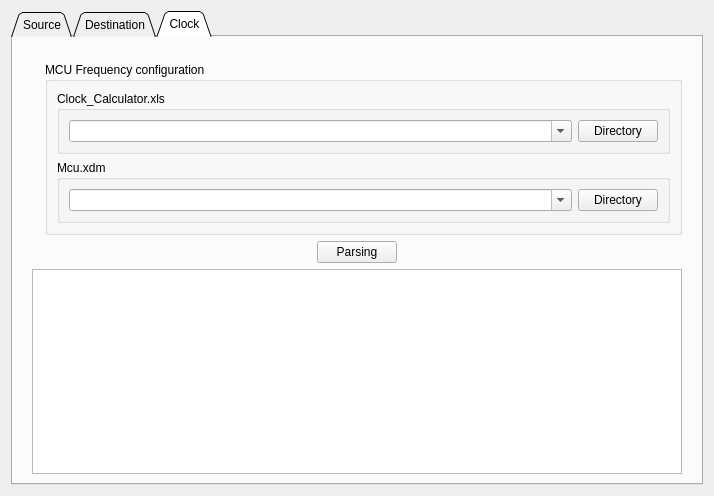
Qt form SCopy/scopy_gui.ui (h2s0109/smart) before a commit.
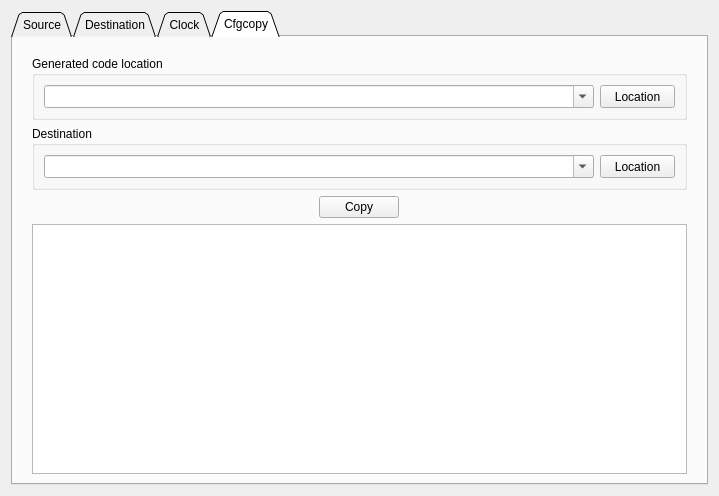
The same form after that commit. Icons and pictures are not drawn.

Diff of the .ui file:
```diff
--- a/SCopy/scopy_gui.ui
+++ b/SCopy/scopy_gui.ui
@@ -36,7 +36,7 @@
       <enum>QTabWidget::Triangular</enum>
      </property>
      <property name="currentIndex">
-      <number>2</number>
+      <number>3</number>
      </property>
      <property name="usesScrollButtons">
       <bool>true</bool>
@@ -786,6 +786,228 @@
        </item>
       </layout>
      </widget>
+     <widget class="QWidget" name="tabCfgcopy">
+      <attribute name="title">
+       <string>Cfgcopy</string>
+      </attribute>
+      <layout class="QGridLayout" name="gridLayout_18">
+       <item row="0" column="1">
+        <spacer name="verticalSpacer_3">
+         <property name="orientation">
+          <enum>Qt::Vertical</enum>
+         </property>
+         <property name="sizeType">
+          <enum>QSizePolicy::Minimum</enum>
+         </property>
+         <property name="sizeHint" stdset="0">
+          <size>
+           <width>20</width>
+           <height>10</height>
+          </size>
+         </property>
+        </spacer>
+       </item>
+       <item row="1" column="0">
+        <spacer name="horizontalSpacer_7">
+         <property name="orientation">
+          <enum>Qt::Horizontal</enum>
+         </property>
+         <property name="sizeType">
+          <enum>QSizePolicy::Minimum</enum>
+         </property>
+         <property name="sizeHint" stdset="0">
+          <size>
+           <width>10</width>
+           <height>20</height>
+          </size>
+         </property>
+        </spacer>
+       </item>
+       <item row="1" column="1">
+        <layout class="QGridLayout" name="gridLayout_17">
+         <item row="0" column="0">
+          <widget class="QGroupBox" name="groupBox_2">
+           <property name="sizePolicy">
+            <sizepolicy hsizetype="Preferred" vsizetype="Fixed">
+             <horstretch>0</horstretch>
+             <verstretch>0</verstretch>
+            </sizepolicy>
+           </property>
+           <property name="title">
+            <string>Generated code location</string>
+           </property>
+           <layout class="QGridLayout" name="gridLayout_13">
+            <item row="0" column="0">
+             <layout class="QGridLayout" name="gridLayout_14">
+              <item row="0" column="0">
+               <widget class="QComboBox" name="CfgSourceCBox">
+                <property name="sizePolicy">
+                 <sizepolicy hsizetype="Preferred" vsizetype="Fixed">
+                  <horstretch>0</horstretch>
+                  <verstretch>0</verstretch>
+                 </sizepolicy>
+                </property>
+                <property name="minimumSize">
+                 <size>
+                  <width>550</width>
+                  <height>23</height>
+                 </size>
+                </property>
+                <property name="editable">
+                 <bool>true</bool>
+                </property>
+               </widget>
+              </item>
+              <item row="0" column="1">
+               <widget class="QPushButton" name="CfgSourceButton">
+                <property name="sizePolicy">
+                 <sizepolicy hsizetype="Fixed" vsizetype="Fixed">
+                  <horstretch>0</horstretch>
+                  <verstretch>0</verstretch>
+                 </sizepolicy>
+                </property>
+                <property name="minimumSize">
+                 <size>
+                  <width>75</width>
+                  <height>23</height>
+                 </size>
+                </property>
+                <property name="text">
+                 <string>Location</string>
+                </property>
+               </widget>
+              </item>
+             </layout>
+            </item>
+           </layout>
+          </widget>
+         </item>
+         <item row="1" column="0">
+          <widget class="QGroupBox" name="groupBox_3">
+           <property name="sizePolicy">
+            <sizepolicy hsizetype="Preferred" vsizetype="Fixed">
+             <horstretch>0</horstretch>
+             <verstretch>0</verstretch>
+            </sizepolicy>
+           </property>
+           <property name="title">
+            <string>Destination</string>
+           </property>
+           <layout class="QGridLayout" name="gridLayout_15">
+            <item row="0" column="0">
+             <layout class="QGridLayout" name="gridLayout_16">
+              <item row="0" column="1">
+               <widget class="QPushButton" name="CfgDestButton">
+                <property name="sizePolicy">
+                 <sizepolicy hsizetype="Fixed" vsizetype="Fixed">
+                  <horstretch>0</horstretch>
+                  <verstretch>0</verstretch>
+                 </sizepolicy>
+                </property>
+                <property name="minimumSize">
+                 <size>
+                  <width>75</width>
+                  <height>23</height>
+                 </size>
+                </property>
+                <property name="text">
+                 <string>Location</string>
+                </property>
+               </widget>
+              </item>
+              <item row="0" column="0">
+               <widget class="QComboBox" name="CfgDestCBox">
+                <property name="minimumSize">
+                 <size>
+                  <width>550</width>
+                  <height>23</height>
+                 </size>
+                </property>
+                <property name="editable">
+                 <bool>true</bool>
+                </property>
+               </widget>
+              </item>
+             </layout>
+            </item>
+           </layout>
+          </widget>
+         </item>
+         <item row="2" column="0">
+          <layout class="QHBoxLayout" name="horizontalLayout_3">
+           <property name="spacing">
+            <number>6</number>
+           </property>
+           <item>
+            <spacer name="horizontalSpacer_5">
+             <property name="orientation">
+              <enum>Qt::Horizontal</enum>
+             </property>
+             <property name="sizeType">
+              <enum>QSizePolicy::Minimum</enum>
+             </property>
+             <property name="sizeHint" stdset="0">
+              <size>
+               <width>200</width>
+               <height>20</height>
+              </size>
+             </property>
+            </spacer>
+           </item>
+           <item>
+            <widget class="QPushButton" name="CfgCopyButton">
+             <property name="sizePolicy">
+              <sizepolicy hsizetype="Fixed" vsizetype="Fixed">
+               <horstretch>75</horstretch>
+               <verstretch>0</verstretch>
+              </sizepolicy>
+             </property>
+             <property name="text">
+              <string>Copy</string>
+             </property>
+            </widget>
+           </item>
+           <item>
+            <spacer name="horizontalSpacer_6">
+             <property name="orientation">
+              <enum>Qt::Horizontal</enum>
+             </property>
+             <property name="sizeType">
+              <enum>QSizePolicy::Minimum</enum>
+             </property>
+             <property name="sizeHint" stdset="0">
+              <size>
+               <width>200</width>
+               <height>20</height>
+              </size>
+             </property>
+            </spacer>
+           </item>
+          </layout>
+         </item>
+         <item row="3" column="0">
+          <widget class="QPlainTextEdit" name="Cfgprogresstxt"/>
+         </item>
+        </layout>
+       </item>
+       <item row="1" column="2">
+        <spacer name="horizontalSpacer_8">
+         <property name="orientation">
+          <enum>Qt::Horizontal</enum>
+         </property>
+         <property name="sizeType">
+          <enum>QSizePolicy::Minimum</enum>
+         </property>
+         <property name="sizeHint" stdset="0">
+          <size>
+           <width>10</width>
+           <height>20</height>
+          </size>
+         </property>
+        </spacer>
+       </item>
+      </layout>
+     </widget>
     </widget>
    </item>
   </layout>
```
Left out of the diff: 6 changed lines with no effect on the pictures.
